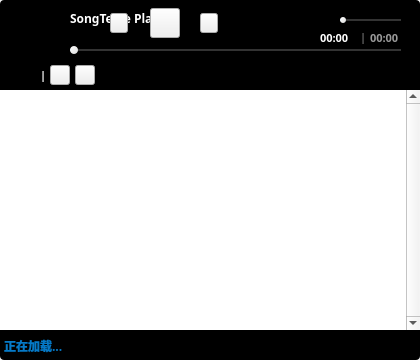
Old version of the form widget.ui in the repository Awezome/SongTastePlayer.
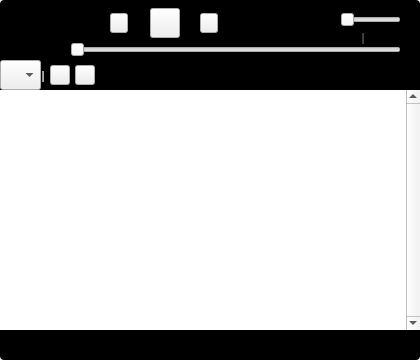
New version of the form. Icons and pictures are not drawn.

```diff
--- a/widget.ui
+++ b/widget.ui
@@ -26,23 +26,7 @@
     </rect>
    </property>
    <property name="styleSheet">
-    <string notr="true">QSlider::groove:horizontal {
-height: 2px;
-background: qlineargradient(x1:0, y1:0, x2:0, y2:1, stop:0 #fff, stop:1 #222222);
-}
-QSlider::handle:horizontal {
-background: qlineargradient(x1:0, y1:0, x2:1, y2:1, stop:0 #fff, stop:1 #ddd);
-width: 8px;
-margin: -3px 0;
-border-radius: 4px;
-}
-
-QSlider::add-page:horizontal {
-background: #333;
-}
-QSlider::sub-page:horizontal {
-background: #0579C7;
-}</string>
+    <string notr="true"/>
    </property>
    <property name="orientation">
     <enum>Qt::Horizontal</enum>
@@ -57,16 +41,8 @@
      <height>16</height>
     </rect>
    </property>
-   <property name="font">
-    <font>
-     <family>微软雅黑</family>
-     <pointsize>9</pointsize>
-     <weight>75</weight>
-     <bold>true</bold>
-    </font>
-   </property>
    <property name="styleSheet">
-    <string notr="true">color: #fff;</string>
+    <string notr="true"/>
    </property>
    <property name="text">
     <string>SongTeste Player</string>
@@ -77,20 +53,12 @@
     <rect>
      <x>370</x>
      <y>30</y>
-     <width>31</width>
+     <width>40</width>
      <height>16</height>
     </rect>
    </property>
-   <property name="font">
-    <font>
-     <family>微软雅黑</family>
-     <pointsize>8</pointsize>
-     <weight>75</weight>
-     <bold>true</bold>
-    </font>
-   </property>
    <property name="styleSheet">
-    <string notr="true">color: #999;</string>
+    <string notr="true"/>
    </property>
    <property name="text">
     <string>00:00</string>
@@ -172,23 +140,7 @@
     </rect>
    </property>
    <property name="styleSheet">
-    <string notr="true">QSlider::groove:horizontal {
-height: 2px;
-background: qlineargradient(x1:0, y1:0, x2:0, y2:1, stop:0 #fff, stop:1 #eee);
-}
-QSlider::handle:horizontal {
-background: qlineargradient(x1:0, y1:0, x2:1, y2:1, stop:0 #fff, stop:1 #ddd);
-width: 6px;
-margin: -2px 0;
-border-radius: 3px;
-}
-
-QSlider::add-page:horizontal {
-background: #333;
-}
-QSlider::sub-page:horizontal {
-background: #0579C7;
-}</string>
+    <string notr="true"/>
    </property>
    <property name="orientation">
     <enum>Qt::Horizontal</enum>
@@ -215,20 +167,12 @@
     <rect>
      <x>320</x>
      <y>30</y>
-     <width>31</width>
+     <width>40</width>
      <height>16</height>
     </rect>
    </property>
-   <property name="font">
-    <font>
-     <family>微软雅黑</family>
-     <pointsize>8</pointsize>
-     <weight>75</weight>
-     <bold>true</bold>
-    </font>
-   </property>
    <property name="styleSheet">
-    <string notr="true">color: #fff;</string>
+    <string notr="true"/>
    </property>
    <property name="text">
     <string>00:00</string>
@@ -275,16 +219,8 @@
      <height>20</height>
     </rect>
    </property>
-   <property name="font">
-    <font>
-     <family>微软雅黑</family>
-     <pointsize>9</pointsize>
-     <weight>75</weight>
-     <bold>true</bold>
-    </font>
-   </property>
    <property name="styleSheet">
-    <string notr="true">color:#0579C7</string>
+    <string notr="true"/>
    </property>
    <property name="text">
     <string>正在加载...</string>
@@ -293,22 +229,14 @@
   <widget class="QLabel" name="labelVersion">
    <property name="geometry">
     <rect>
-     <x>223</x>
+     <x>203</x>
      <y>336</y>
-     <width>191</width>
+     <width>211</width>
      <height>20</height>
     </rect>
    </property>
-   <property name="font">
-    <font>
-     <family>微软雅黑</family>
-     <pointsize>9</pointsize>
-     <weight>75</weight>
-     <bold>true</bold>
-    </font>
-   </property>
    <property name="styleSheet">
-    <string notr="true">color:#fff</string>
+    <string notr="true"/>
    </property>
    <property name="text">
     <string/>
@@ -326,16 +254,8 @@
      <height>16</height>
     </rect>
    </property>
-   <property name="font">
-    <font>
-     <family>微软雅黑</family>
-     <pointsize>8</pointsize>
-     <weight>75</weight>
-     <bold>true</bold>
-    </font>
-   </property>
    <property name="styleSheet">
-    <string notr="true">color: #999;</string>
+    <string notr="true"/>
    </property>
    <property name="text">
     <string/>
@@ -428,13 +348,6 @@
        <height>30</height>
       </rect>
      </property>
-     <property name="font">
-      <font>
-       <family>微软雅黑</family>
-       <weight>75</weight>
-       <bold>true</bold>
-      </font>
-     </property>
      <property name="acceptDrops">
       <bool>true</bool>
      </property>
@@ -442,33 +355,7 @@
       <string>更改音乐列表</string>
      </property>
      <property name="styleSheet">
-      <string notr="true"> QComboBox{
-    selection-color:#fff; 
-    color: #fff;
-    background-color:#000;
-    border: 1px black;
-	padding:0 5px;
-}
- 
-QComboBox:on { /*shift the text when the popup opens */
-    selection-background-color: rgb(108, 149, 59);
-    color:#436254;
-}
- 
-QComboBox:!on { /* shift the text when the popup opens */
-    selection-background-color:#000;
-    color:#fff;
-}
-
-
-QComboBox::drop-down {
-    border:1px solid #000;
-	width:0;
-
-}
-QComboBox::down-arrow {
-border-style:none;
-}</string>
+      <string notr="true"/>
      </property>
     </widget>
     <widget class="QLabel" name="labelTotalTime_3">
```
Left out of the diff: 20 changed lines with no effect on the pictures.
